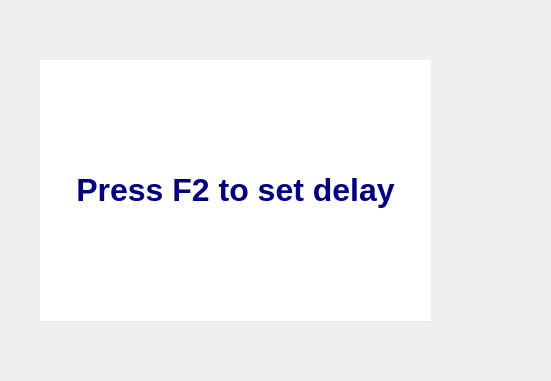
Before: the Qt Designer form UsefulClicker/ui/mousedialog.ui in Kvazikot/UsefulMacro, drawn with Qt 5; both pictures show x 0 to 551 and y 250 to 631 of the 1450 by 811 pixel window.
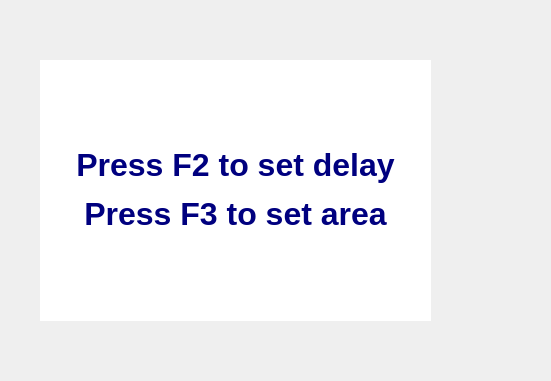
After: the same form once the commit is applied. Icons and pictures are not drawn. Custom widgets are drawn as their Qt base class.

```diff
--- a/UsefulClicker/ui/mousedialog.ui
+++ b/UsefulClicker/ui/mousedialog.ui
@@ -197,7 +197,7 @@
     <string notr="true">background-color: rgb(255, 255, 255);</string>
    </property>
    <property name="text">
-    <string>&lt;html&gt;&lt;head/&gt;&lt;body&gt;&lt;p&gt;&lt;span style=&quot; font-size:24pt; font-weight:700; color:#00007f;&quot;&gt;Press F2 to set delay&lt;/span&gt;&lt;/p&gt;&lt;/body&gt;&lt;/html&gt;</string>
+    <string>&lt;html&gt;&lt;head/&gt;&lt;body&gt;&lt;p&gt;&lt;span style=&quot; font-size:24pt; font-weight:700; color:#00007f;&quot;&gt;Press F2 to set delay&lt;/span&gt;&lt;/p&gt;&lt;p&gt;&lt;span style=&quot; font-size:24pt; font-weight:700; color:#00007f;&quot;&gt;Press F3 to set area&lt;/span&gt;&lt;/p&gt;&lt;/body&gt;&lt;/html&gt;</string>
    </property>
    <property name="alignment">
     <set>Qt::AlignCenter</set>
```
Left out of the diff: 2 changed lines with no effect on the pictures.
